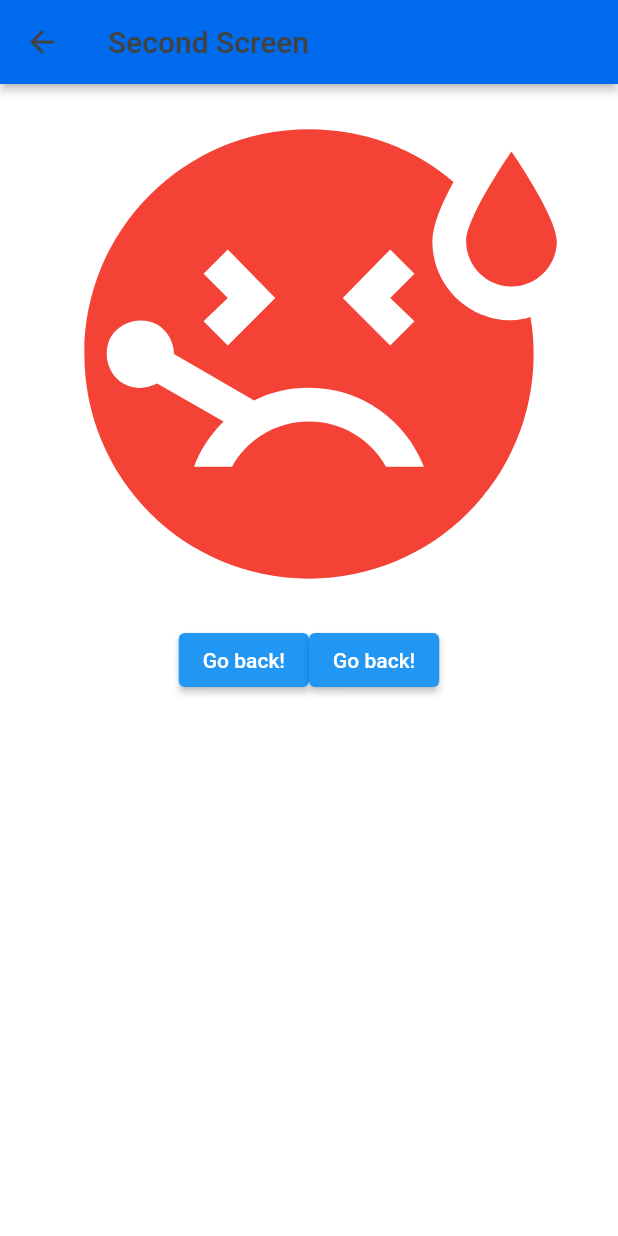
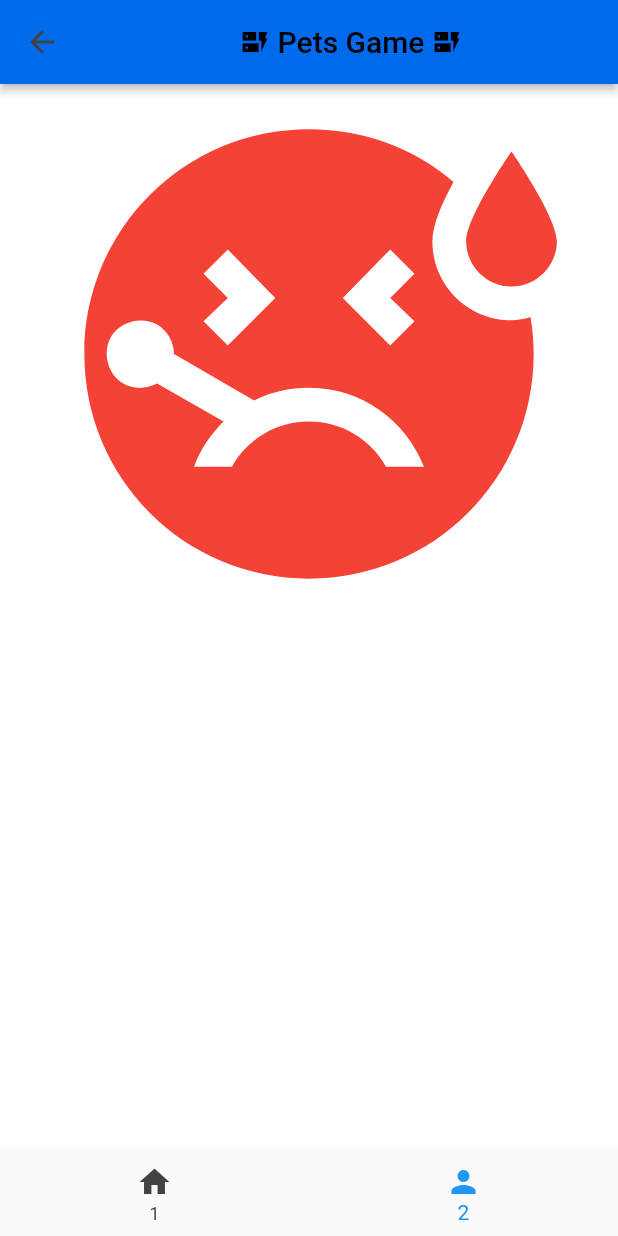
Before and after one commit to sorattorafa/flutter-game, a Flutter app: the SecondScreen screen opened by its route, on a phone screen of 412 x 824 dp. Run offline on Flutter 3.47's test engine with Material 2 defaults, Android fonts, the phone set to English and light mode, and no system bars.

Commit message:
add navbar

```diff
--- a/pets/lib/view/farm.dart
+++ b/pets/lib/view/farm.dart
@@ -1,38 +1,89 @@
 import 'package:flutter/material.dart';
-import 'package:pets/widgets/pet.dart';
+import 'package:pets/view/pets-list.dart';
 
-class SecondScreen extends StatelessWidget {
+class SecondScreen extends StatefulWidget {
+  @override
+  _SecondScreenState createState() => _SecondScreenState();
+}
+
+class _SecondScreenState extends State<SecondScreen> {
+  int selectedIndex = 1;
+  @override
+  void initState() {
+    super.initState();
+  }
+
+  @override
+  void dispose() {
+    super.dispose();
+  }
+
+  BottomNavigationBarItem getBottomBarItem(String title, IconData icon) {
+    return BottomNavigationBarItem(
+      icon: Icon(icon),
+      label: title,
+    );
+  }
+
+  Widget bottomBar(BuildContext context) {
+    return BottomNavigationBar(
+      items: <BottomNavigationBarItem>[
+        getBottomBarItem('1', Icons.home),
+        getBottomBarItem('2', Icons.person),
+      ],
+      currentIndex: selectedIndex,
+      onTap: (value) {
+        setState(() {
+          if (selectedIndex != value) {
+            selectedIndex = value;
+          }
+        });
+      },
+      unselectedItemColor: Theme.of(context).primaryTextTheme.headline6.color,
+    );
+  }
+
+  Widget renderScreens(int selectedIndex) {
+    switch (selectedIndex) {
+      case 0:
+        return PetList();
+      case 1:
+        return PetList();
+      default:
+        return Container();
+    }
+  }
+
   @override
   Widget build(BuildContext context) {
+    const IconData pets = IconData(0xe90e, fontFamily: 'MaterialIcons');
     return Scaffold(
+      bottomNavigationBar: bottomBar(context),
       appBar: AppBar(
-        title: Text("Second Screen"),
+        title: Row(mainAxisAlignment: MainAxisAlignment.center, children: [
+          Icon(
+            pets,
+            color: Colors.black,
+            size: 20.0,
+            key: Key('icon2'),
+          ),
+          SizedBox(width: 5),
+          Text(
+            'Pets Game',
+            style: TextStyle(color: Colors.black),
+          ),
+          SizedBox(width: 5),
+          Icon(
+            pets,
+            color: Colors.black,
+            size: 20.0,
+            key: Key('icon1'),
+          ),
+        ]),
       ),
-      body: Center(
-        child: Column(
-          children: [
-            PetSick(),
-            Row(
-              mainAxisAlignment: MainAxisAlignment.center,
-              children: [
-                ElevatedButton(
-                  onPressed: () {
-                    // Navigator.pop(context);
-                    // Navigate back to first screen when tapped.
-                  },
-                  child: Text('Go back!'),
-                ),
-                ElevatedButton(
-                  onPressed: () {
-                    // Navigator.pop(context);
-                    // Navigate back to first screen when tapped.
-                  },
-                  child: Text('Go back!'),
-                ),
-              ],
-            ),
-          ],
-        ),
+      body: AnimatedSwitcher(
+        duration: const Duration(milliseconds: 300),
+        child: renderScreens(selectedIndex),
       ),
     );
   }
--- /dev/null
+++ b/pets/lib/view/pets-list.dart
@@ -0,0 +1,31 @@
+import 'package:flutter/material.dart';
+import 'package:pets/widgets/pet.dart';
+
+class PetList extends StatefulWidget {
+  @override
+  _PetListState createState() => _PetListState();
+}
+
+class _PetListState extends State<PetList> {
+  int selectedIndex = 0;
+  @override
+  void initState() {
+    super.initState();
+  }
+
+  @override
+  void dispose() {
+    super.dispose();
+  }
+
+  @override
+  Widget build(BuildContext context) {
+    return Center(
+      child: Column(
+        children: [
+          PetSick(),
+        ],
+      ),
+    );
+  }
+}
```
Also changed, not shown: pets/lib/view/login.dart (+33 -10 lines), pets/lib/widgets/form-field.dart (+9 -0 lines), 1 other file.
